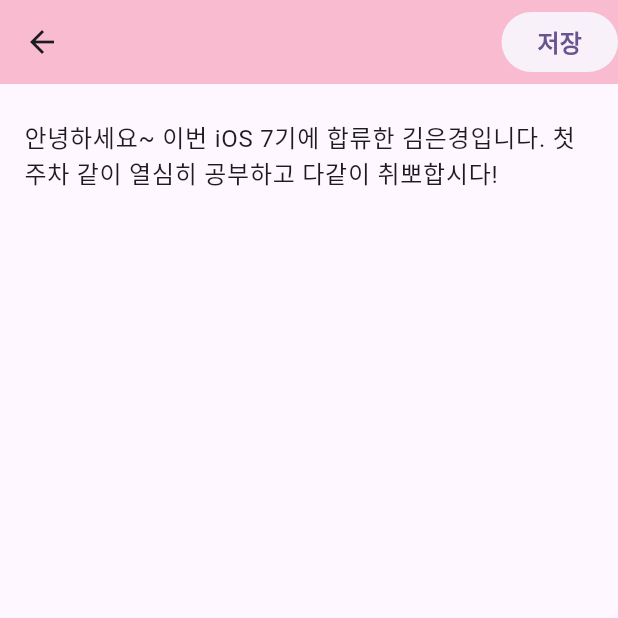
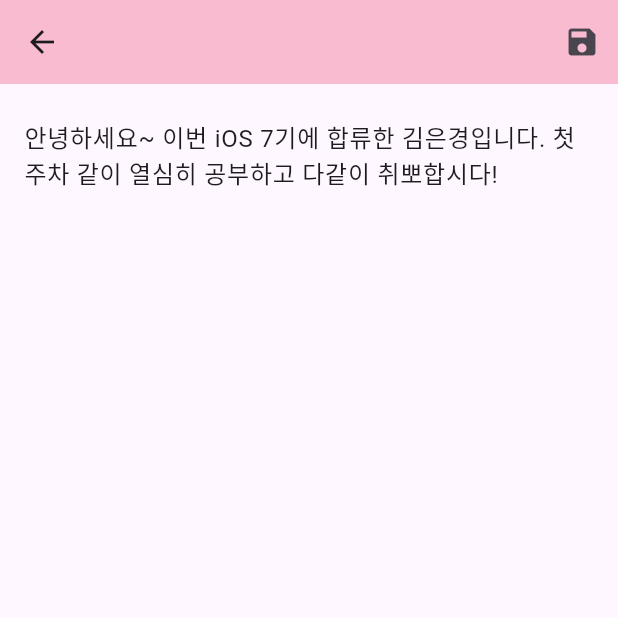
Before and after one commit to Luna828/teamCard_flutter, a Flutter app: the EunKyoungDetailPage screen opened directly with empty values, on a phone screen of 412 x 824 dp, the top half of it. Run offline on Flutter 3.47's test engine with Material 2 defaults, Android fonts, the phone set to English and light mode, and no system bars; our stand-ins replace shared_preferences; accounts and stored records are empty.

Commit message:
[FEAT] Podfile error 수정, 은경 detail page 아이콘 버튼으로 변경 (UI 통일)

```diff
--- a/team_card_project/lib/eunkyoung/eunKyoung_detail.dart
+++ b/team_card_project/lib/eunkyoung/eunKyoung_detail.dart
@@ -36,7 +36,7 @@ class _EunKyoungDetailPageState extends State<EunKyoungDetailPage> {
       appBar: AppBar(
         backgroundColor: Colors.pink[100],
         actions: [
-          ElevatedButton(
+          IconButton(
             onPressed: (){
               if(widget.type == "MBTI"){
                 dataManager.updateMbti(index: widget.index, mbti: word);
@@ -50,8 +50,7 @@ class _EunKyoungDetailPageState extends State<EunKyoungDetailPage> {
             style: ElevatedButton.styleFrom(
               elevation: 0,
             ),
-            child: Text('저장',
-                style: TextStyle(fontWeight: FontWeight.bold, fontSize: 16)),
+            icon: Icon(Icons.save),
           ),
         ],
       ),
```
Also changed, not shown: 1 other file.
